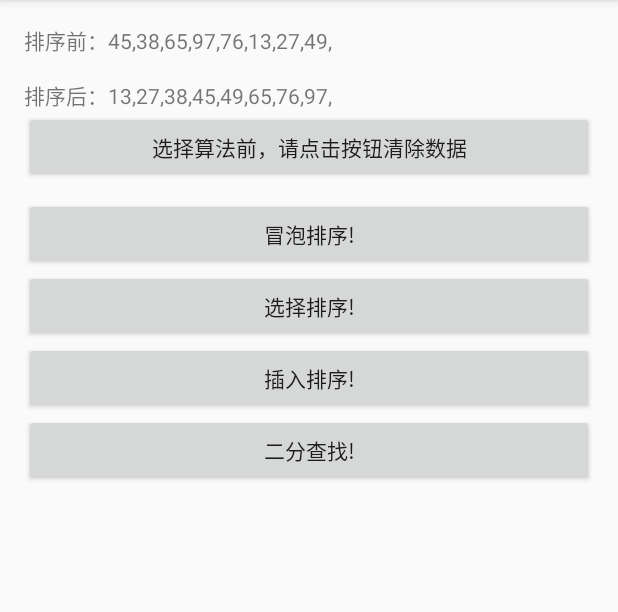
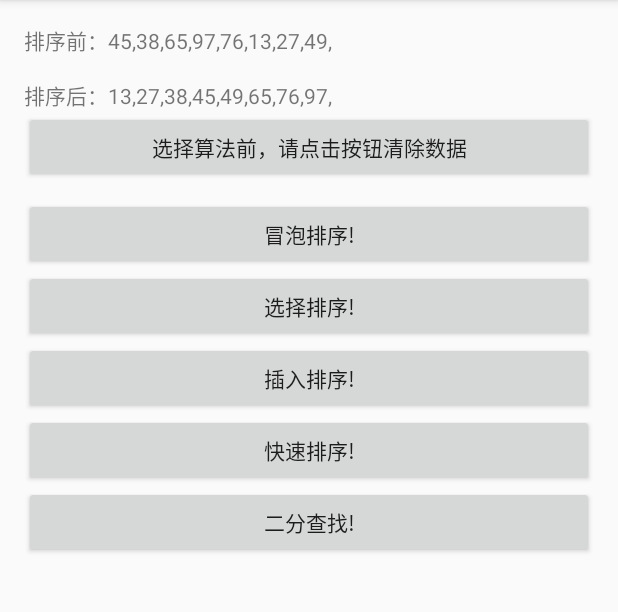
Before and after one commit to BillZhaoZ/JavaOrderMethod, an Android app: the screen it shows after launch (MainActivity), after a tap on "冒泡排序!", on a phone screen of 412 x 824 dp, the part 84-696 px from its top. Run offline under Robolectric (Android 15) with nearby library versions, the phone set to English and light mode, and no system bars; our stand-ins replace ButterKnife.

Commit message:
快速排序

```diff
--- a/app/src/main/java/com/javaorder/bill/javaordermethod/MainActivity.java
+++ b/app/src/main/java/com/javaorder/bill/javaordermethod/MainActivity.java
@@ -5,6 +5,7 @@ import android.support.v7.app.AppCompatActivity;
 import android.view.View;
 import android.widget.Button;
 import android.widget.TextView;
+import android.widget.Toast;
 
 import butterknife.BindView;
 import butterknife.ButterKnife;
@@ -60,7 +61,7 @@ public class MainActivity extends AppCompatActivity {
      *
      * @param view
      */
-    @OnClick({R.id.bubble_sort, R.id.choose_sort, R.id.half_sort, R.id.insert_sort})
+    @OnClick({R.id.bubble_sort, R.id.choose_sort, R.id.half_sort, R.id.insert_sort, R.id.fast_sort})
     public void onViewClicked(View view) {
 
         mArr = new int[]{45, 38, 65, 97, 76, 13, 27, 49};
@@ -88,6 +89,13 @@ public class MainActivity extends AppCompatActivity {
                 dealBuffer(insertSort);
                 break;
 
+            // 快速排序
+            case R.id.fast_sort:
+                int[] fastSort = mMethod.fastSort(mArr, 0, mArr.length - 1);
+                dealBuffer(fastSort);
+                break;
+
+            // 二分查找
             case R.id.half_sort:
 
                 break;
@@ -115,5 +123,7 @@ public class MainActivity extends AppCompatActivity {
     public void onViewClicked() {
         mBuffer.delete(0, mBuffer.length());
         mSortDisplayAfter.setText("排序后：" + mBuffer);
+
+        Toast.makeText(this, "数据已清理！", Toast.LENGTH_SHORT).show();
     }
 }
--- a/app/src/main/res/layout/activity_main.xml
+++ b/app/src/main/res/layout/activity_main.xml
@@ -58,6 +58,12 @@
         android:text="插入排序!"/>
 
     <Button
+        android:id="@+id/fast_sort"
+        android:layout_width="match_parent"
+        android:layout_height="wrap_content"
+        android:text="快速排序!"/>
+
+    <Button
         android:id="@+id/half_sort"
         android:layout_width="match_parent"
         android:layout_height="wrap_content"
```
Also changed, not shown: app/src/main/java/com/javaorder/bill/javaordermethod/SortMethod.java (+53 -0 lines), 1 other file.
